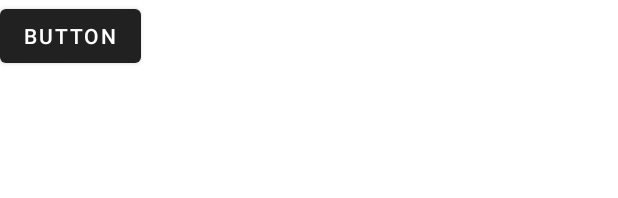
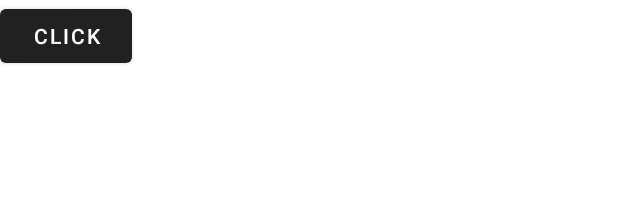
Before and after one commit to Kaeyn/GenZinema, an Android app: the layout fragment__content.xml on its own in the app's theme, with its tools: preview values and no code run, on a phone screen of 412 x 824 dp. Shown: the top 198 px of the screen. Run offline under Robolectric (Android 15) with nearby library versions, the phone set to English and light mode, and no system bars.

Commit message:
Clickable into button in Fragment content
Clickable into button to replace fragment

```diff
--- a/app/src/main/java/android/genzinema/View/DetailMovie.java
+++ b/app/src/main/java/android/genzinema/View/DetailMovie.java
@@ -11,6 +11,7 @@ import android.view.LayoutInflater;
 import android.view.View;
 import android.view.ViewGroup;
 import android.genzinema.R;
+import android.widget.Button;
 import android.widget.ProgressBar;
 
 import com.google.android.material.tabs.TabLayout;
@@ -25,6 +26,8 @@ public class DetailMovie extends Fragment {
     TabLayout tabLayout;
     ViewPager2 viewPager;
     MyFragmentAdapterDetailMovie adapter;
+
+
     // TODO: Rename parameter arguments, choose names that match
     // the fragment initialization parameters, e.g. ARG_ITEM_NUMBER
     private static final String ARG_PARAM1 = "param1";
--- a/app/src/main/res/layout/fragment__content.xml
+++ b/app/src/main/res/layout/fragment__content.xml
@@ -11,8 +11,7 @@
     <Button
         android:id="@+id/button2"
         android:layout_width="wrap_content"
-
         android:layout_height="wrap_content"
-        android:text="Button" />
+        android:text="Click" />
 
 </FrameLayout>
```
Also changed, not shown: app/src/main/java/android/genzinema/View/BottomNav.java (+2 -9 lines), app/src/main/java/android/genzinema/View/Fragment_Content.java (+28 -1 lines).
